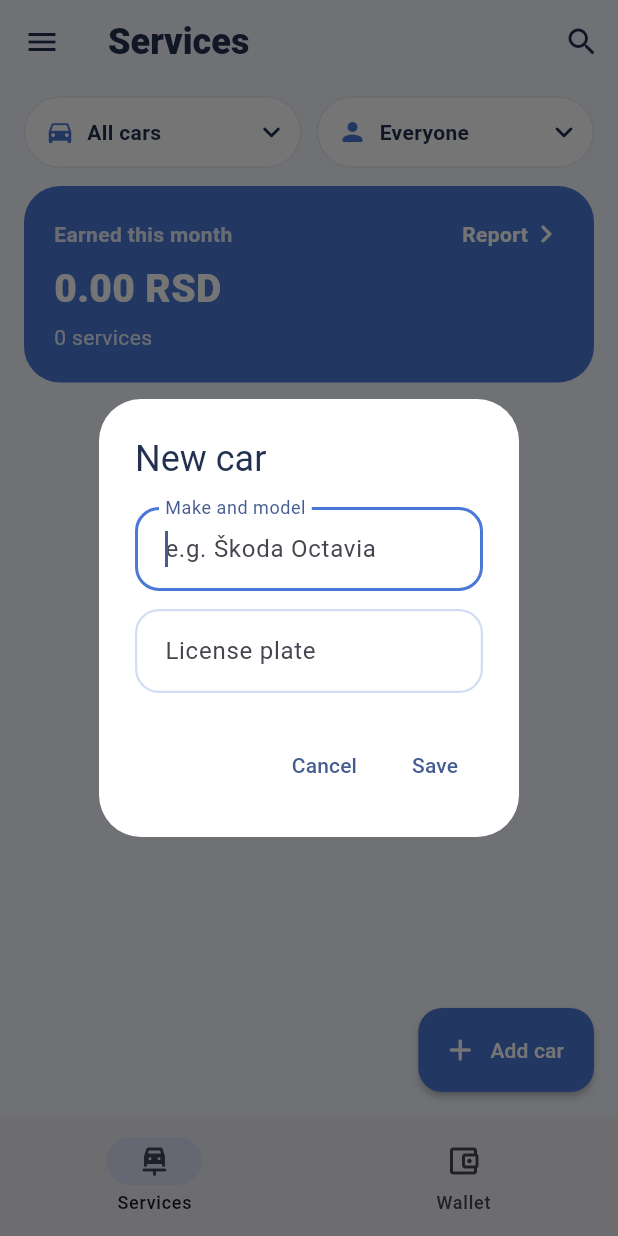
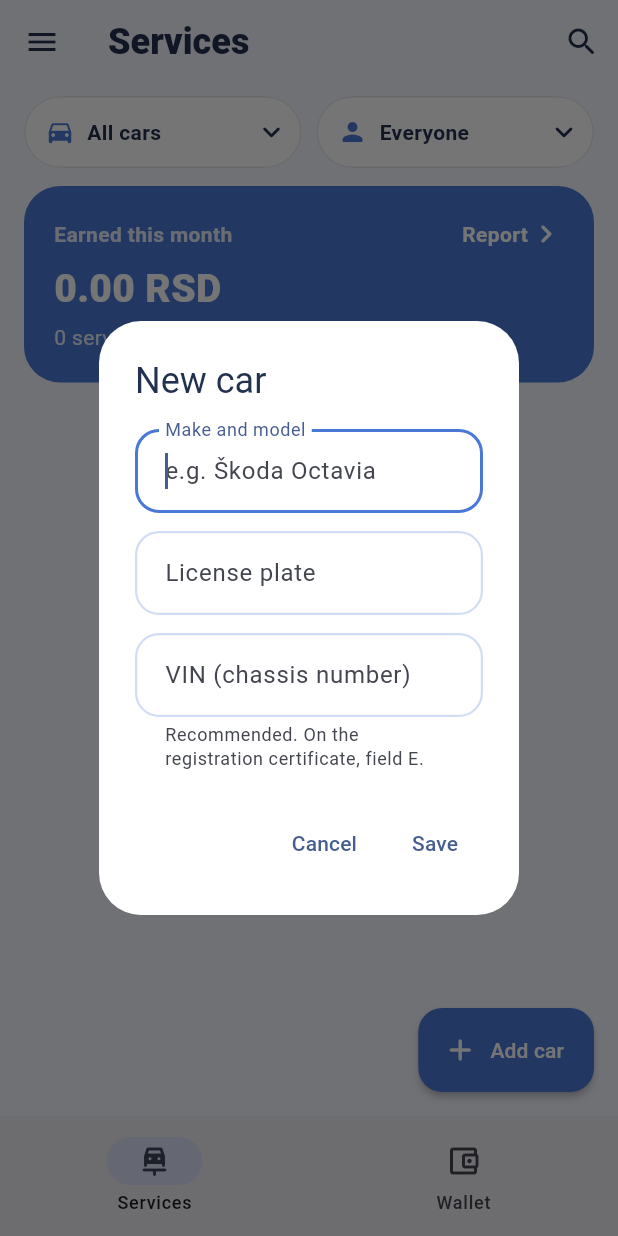
Before and after one commit to nananeko1305/car-expenses, a Flutter app: the screen it shows once a user with an empty profile is signed in, after a tap on "Add car", on a phone screen of 412 x 824 dp. Run offline on Flutter 3.47's test engine with Material 3 defaults, Android fonts, the phone set to English and light mode, and no system bars; our stand-ins replace cloud_firestore, firebase_auth, firebase_core, firebase_messaging, image_picker, package_info_plus and 2 more; accounts and stored records are empty; network calls fail.

Commit message:
feat(vehicles): record each car's VIN
Parts are ordered by the chassis number, and it was nowhere in the app.
A car now has an optional VIN, asked for whenever one is added or
edited and marked as recommended, with a pointer to where it is on the
registration certificate (field E).

When given it must be a whole VIN: 17 letters and digits, never I, O
or Q, so the usual misreadings of 1 and 0 are caught as it is typed.
Spaces and dashes are dropped and letters upper-cased. A car's history
shows it, selectable for copying, and search finds a car by any four or
more characters of it.

The rules only cap it at 17 characters, like the plate; cars without
one stay valid.

Co-Authored-By: Claude Opus 5.5 <noreply@anthropic.com>

```diff
--- a/lib/l10n/app_en.arb
+++ b/lib/l10n/app_en.arb
@@ -159,7 +159,7 @@
   "passwordsNoMatch": "Passwords do not match",
   "passwordChanged": "Password changed.",
   "searchPlate": "Search by plate",
-  "searchHint": "License plate or car",
+  "searchHint": "License plate, car or VIN",
   "noResults": "No cars found.",
   "serviceHistory": "Service history",
   "lastMileage": "Last mileage",
@@ -369,5 +369,9 @@
         "type": "String"
       }
     }
-  }
+  },
+  "vin": "VIN (chassis number)",
+  "vinHelper": "Recommended. On the registration certificate, field E.",
+  "invalidVin": "A VIN has 17 letters and digits, never I, O or Q",
+  "vinShort": "VIN"
 }
--- a/lib/l10n/app_localizations.dart
+++ b/lib/l10n/app_localizations.dart
@@ -845,7 +845,7 @@ abstract class AppLocalizations {
   /// No description provided for @searchHint.
   ///
   /// In en, this message translates to:
-  /// **'License plate or car'**
+  /// **'License plate, car or VIN'**
   String get searchHint;
 
   /// No description provided for @noResults.
@@ -1567,6 +1567,30 @@ abstract class AppLocalizations {
   /// In en, this message translates to:
   /// **'Available: {amount}'**
   String availableInWallet(String amount);
+
+  /// No description provided for @vin.
+  ///
+  /// In en, this message translates to:
+  /// **'VIN (chassis number)'**
+  String get vin;
+
+  /// No description provided for @vinHelper.
+  ///
+  /// In en, this message translates to:
+  /// **'Recommended. On the registration certificate, field E.'**
+  String get vinHelper;
+
+  /// No description provided for @invalidVin.
+  ///
+  /// In en, this message translates to:
+  /// **'A VIN has 17 letters and digits, never I, O or Q'**
+  String get invalidVin;
+
+  /// No description provided for @vinShort.
+  ///
+  /// In en, this message translates to:
+  /// **'VIN'**
+  String get vinShort;
 }
 
 class _AppLocalizationsDelegate
--- a/lib/l10n/app_localizations_en.dart
+++ b/lib/l10n/app_localizations_en.dart
@@ -402,7 +402,7 @@ class AppLocalizationsEn extends AppLocalizations {
   String get searchPlate => 'Search by plate';
 
   @override
-  String get searchHint => 'License plate or car';
+  String get searchHint => 'License plate, car or VIN';
 
   @override
   String get noResults => 'No cars found.';
@@ -817,4 +817,17 @@ class AppLocalizationsEn extends AppLocalizations {
   String availableInWallet(String amount) {
     return 'Available: $amount';
   }
+
+  @override
+  String get vin => 'VIN (chassis number)';
+
+  @override
+  String get vinHelper =>
+      'Recommended. On the registration certificate, field E.';
+
+  @override
+  String get invalidVin => 'A VIN has 17 letters and digits, never I, O or Q';
+
+  @override
+  String get vinShort => 'VIN';
 }
--- a/lib/models/vehicle.dart
+++ b/lib/models/vehicle.dart
@@ -7,6 +7,7 @@ class Vehicle {
     required this.ownerId,
     required this.name,
     required this.plate,
+    this.vin = '',
   });
 
   final String id;
@@ -16,16 +17,33 @@ class Vehicle {
   final String name;
   final String plate;
 
+  /// Chassis number (VIN), tidied by [normalizeVin]; empty when not
+  /// entered. Optional, but what parts are ordered by.
+  final String vin;
+
   String get label => plate.isEmpty ? name : '$name · $plate';
 
   /// True when [query] matches the plate (ignoring spaces, dashes and
-  /// case, so "bg123ab" finds "BG-123-AB") or part of the name.
+  /// case, so "bg123ab" finds "BG-123-AB"), part of the name, or part of
+  /// the VIN. The VIN needs at least four characters: a shorter query
+  /// would turn up nearly every car.
   bool matches(String query) {
     final q = normalizePlate(query);
     if (q.isEmpty) return true;
     return normalizePlate(plate).contains(q) ||
-        name.toLowerCase().contains(query.trim().toLowerCase());
+        name.toLowerCase().contains(query.trim().toLowerCase()) ||
+        (q.length >= 4 && vin.contains(q));
   }
+
+  /// A VIN as typed, tidied: upper case, without spaces or dashes.
+  static String normalizeVin(String s) =>
+      s.toUpperCase().replaceAll(RegExp(r'[\s-]'), '');
+
+  /// Whether [vin] (already normalized) is a standard VIN: 17 letters
+  /// and digits, never I, O or Q, which VINs leave out so they are not
+  /// read as 1 and 0.
+  static bool isValidVin(String vin) =>
+      RegExp(r'^[A-HJ-NPR-Z0-9]{17}$').hasMatch(vin);
 
   /// Uppercase letters and digits only, Serbian letters included.
   static String normalizePlate(String s) =>
@@ -38,6 +56,7 @@ class Vehicle {
       ownerId: data['ownerId'] as String? ?? '',
       name: data['name'] as String? ?? '',
       plate: data['plate'] as String? ?? '',
+      vin: data['vin'] as String? ?? '',
     );
   }
 
@@ -45,5 +64,6 @@ class Vehicle {
     'ownerId': ownerId,
     'name': name,
     'plate': plate,
+    'vin': vin,
   };
 }
--- a/lib/screens/vehicle_history_screen.dart
+++ b/lib/screens/vehicle_history_screen.dart
@@ -148,6 +148,17 @@ class VehicleHistoryScreen extends StatelessWidget {
                       fontWeight: FontWeight.w600,
                     ),
                   ),
+                  if (vehicle.vin.isNotEmpty) ...[
+                    const SizedBox(height: 4),
+                    // Selectable, so it can be copied when ordering parts.
+                    SelectableText(
+                      '${t.vinShort}: ${vehicle.vin}',
+                      style: TextStyle(
+                        letterSpacing: 0.5,
+                        color: context.colors.ink.withValues(alpha: 0.7),
+                      ),
+                    ),
+                  ],
                   if (lastKm != null) ...[
                     const SizedBox(height: 4),
                     Text(
--- a/lib/widgets/vehicle_dialog.dart
+++ b/lib/widgets/vehicle_dialog.dart
@@ -31,11 +31,13 @@ class _VehicleDialogState extends State<_VehicleDialog> {
   final _formKey = GlobalKey<FormState>();
   late final _name = TextEditingController(text: widget.vehicle?.name ?? '');
   late final _plate = TextEditingController(text: widget.vehicle?.plate ?? '');
+  late final _vin = TextEditingController(text: widget.vehicle?.vin ?? '');
 
   @override
   void dispose() {
     _name.dispose();
     _plate.dispose();
+    _vin.dispose();
     super.dispose();
   }
 
@@ -46,6 +48,7 @@ class _VehicleDialogState extends State<_VehicleDialog> {
       ownerId: widget.ownerId,
       name: _name.text.trim(),
       plate: _plate.text.trim().toUpperCase(),
+      vin: Vehicle.normalizeVin(_vin.text),
     );
     saveInBackground(context, () => VehicleRepository.instance.save(vehicle));
     Navigator.of(context).pop();
@@ -81,6 +84,25 @@ class _VehicleDialogState extends State<_VehicleDialog> {
                 hintText: t.plateHint,
               ),
             ),
+            const SizedBox(height: 12),
+            // Optional, so a car can be added before the papers are at
+            // hand; when given, it must be a whole VIN.
+            TextFormField(
+              controller: _vin,
+              textCapitalization: TextCapitalization.characters,
+              autocorrect: false,
+              decoration: InputDecoration(
+                labelText: t.vin,
+                helperText: t.vinHelper,
+                helperMaxLines: 2,
+              ),
+              validator: (v) {
+                final vin = Vehicle.normalizeVin(v ?? '');
+                return vin.isEmpty || Vehicle.isValidVin(vin)
+                    ? null
+                    : t.invalidVin;
+              },
+            ),
           ],
         ),
       ),
```
Also changed, not shown: lib/l10n/app_localizations_sr.dart (+13 -1 lines), lib/l10n/app_sr.arb (+6 -2 lines), 3 other files.
